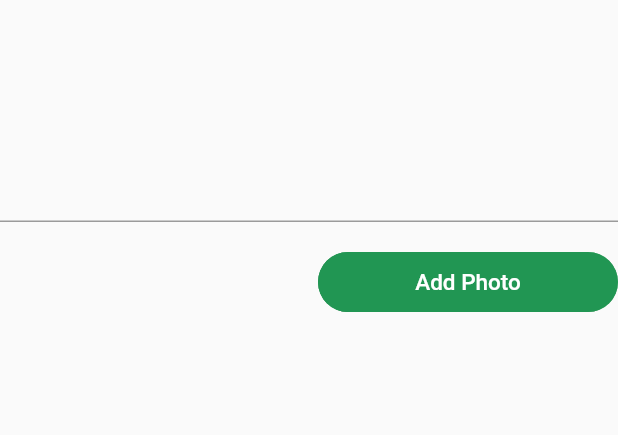
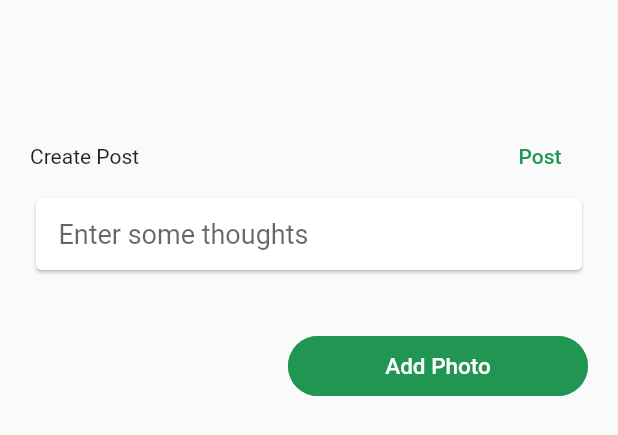
Before and after one commit to hiImDeni/Nomad, a Flutter app: the CreatePostPage widget shown alone on an empty page, opened directly, on a phone screen of 412 x 824 dp. Shown: the top 435 px of the screen. Run offline on Flutter 3.47's test engine with Material 2 defaults, Android fonts, the phone set to English and light mode, and no system bars; our stand-ins replace circular_profile_avatar, cloud_firestore, firebase_auth, firebase_core, firebase_database, firebase_storage and 5 more; accounts and stored records are empty; generated files the repository leaves out were written again.

Commit message:
add post + validation

```diff
--- /dev/null
+++ b/experience_exchange_app/lib/common/domain/repository/post-repository.dart
@@ -0,0 +1,11 @@
+import 'package:experience_exchange_app/common/domain/dtos/post/postdto.dart';
+import 'package:firebase_database/firebase_database.dart';
+
+class PostRepository {
+  var _dbReference = FirebaseDatabase.instance.reference();
+
+  save(PostDto post) async {
+    String postId =  _dbReference.child('/posts/').push().key;
+    return await _dbReference.child('/posts/$postId').set(post.toJson());
+  }
+}
--- a/experience_exchange_app/lib/common/helper.dart
+++ b/experience_exchange_app/lib/common/helper.dart
@@ -9,7 +9,7 @@ class Helper {
   static Future<String> uploadImage(File imageFile) async {
     Reference firebaseStorageRef = FirebaseStorage.instance.ref().child('/images').child(imageFile.path.split('/').last);
     TaskSnapshot snapshot = await firebaseStorageRef.putFile(imageFile);
-    return snapshot.ref.getDownloadURL();
+    return await snapshot.ref.getDownloadURL();
   }
 
   static Future<File> selectImage() async {
--- a/experience_exchange_app/lib/features/pages/create-post-page.dart
+++ b/experience_exchange_app/lib/features/pages/create-post-page.dart
@@ -1,9 +1,11 @@
 import 'dart:io';
 
+import 'package:experience_exchange_app/common/domain/dtos/post/postdto.dart';
 import 'package:experience_exchange_app/common/helper.dart';
 import 'package:experience_exchange_app/features/pages/sign-in-page.dart';
 import 'package:experience_exchange_app/features/widgets/alert.dart';
 import 'package:experience_exchange_app/features/widgets/main-button.dart';
+import 'package:experience_exchange_app/logic/services/post-service.dart';
 import 'package:experience_exchange_app/logic/services/user-service.dart';
 import 'package:firebase_storage/firebase_storage.dart';
 import 'package:flutter/cupertino.dart';
@@ -11,6 +13,8 @@ import 'package:flutter/material.dart';
 import 'package:image_cropper/image_cropper.dart';
 import 'package:image_picker/image_picker.dart';
 import 'package:provider/provider.dart';
+
+import '../scheme.dart';
 
 class CreatePostPage extends StatefulWidget {
   final String uid;
@@ -25,47 +29,70 @@ class CreatePostPage extends StatefulWidget {
 
 class CreatePostPageState extends State<CreatePostPage> {
   String uid;
-  UserService _userService;
   File _mediaFile;
   Image _currentImage;
+  String _text;
+  TextEditingController controller;
   // VideoElement _currentVideo;
+
+  UserService _userService;
+  PostService _postService;
 
   CreatePostPageState({this.uid});
 
   @override
   Widget build(BuildContext context) {
     _userService = Provider.of<UserService>(context);
+    _postService = Provider.of<PostService>(context);
+
     uid = _userService.currentUser.uid;
 
-    if (uid == null) {
+    if (_userService.currentUser == null) {
         Navigator.pushReplacement(context,
             MaterialPageRoute(
                 builder: (context) {
                   return SignInPage();
                 }));
     }
-    if (uid != _userService.currentUser.uid) {
-      Alert(context, "You don't have permission to create a post for user $uid}");
-      Navigator.pop(context);
-    }
+    uid = _userService.currentUser.uid;
+    controller = TextEditingController(text: _text);
 
-    return Container(
+    return Padding(padding: EdgeInsets.only(top: 80, left: 20, right: 20),
         child: Column(
           mainAxisAlignment: MainAxisAlignment.start,
           children: <Widget>[
-        Padding(padding: EdgeInsets.only(top: 100, left: 20, right: 20),),
-        TextField(
-          controller: TextEditingController(),
-          keyboardType: TextInputType.multiline,
-          maxLines: null,
-          // minLines: 1,
-          // decoration: InputDecoration(labelText: 'Enter some thoughts',),
-          style: TextStyle(fontSize: 18,),
+            Row(
+              children: <Widget>[
+                Title(color: Scheme.mainColor, child: Text('Create Post')),
+                Spacer(),
+                TextButton(onPressed: () async => _post(), child: Text('Post'))
+              ],
             ),
 
+            Card (child: TextField(
+              controller: controller,
+              onEditingComplete: () => setState(() {
+                _text = controller.text;
+              }),
+              keyboardType: TextInputType.multiline,
+              maxLines: 5,
+              minLines: 1,
+              decoration: InputDecoration(
+                hintText: 'Enter some thoughts',
+                focusedBorder: InputBorder.none,
+                enabledBorder: InputBorder.none,
+                errorBorder: InputBorder.none,
+                disabledBorder: InputBorder.none,
+                contentPadding: EdgeInsets.only(left: 15, bottom: 11, top: 11, right: 15),),
+
+              style: TextStyle(fontSize: 18,),
+            ),),
+
+            _currentImage != null ?
               ClipRect(
                   child: _currentImage
-        ),
+              ) : Padding(padding: EdgeInsets.only(bottom: 20)),
+
 
             Row(
               mainAxisAlignment: MainAxisAlignment.end,
@@ -74,13 +101,14 @@ class CreatePostPageState extends State<CreatePostPage> {
                 // MainButton(text: 'Add Video', action: _setVideo())
               ],
             )
-      ],),
+          ],
+        ),
     );
   }
 
   _setPhoto() async {
-    File selectedImage = await _selectImage();
-    _mediaFile = await _cropImage(selectedImage);
+    File selectedImage = await Helper.selectImage();
+    _mediaFile = await Helper.cropImage(selectedImage);
 
     setState(() {
       _currentImage = Image.file(_mediaFile);
@@ -89,22 +117,29 @@ class CreatePostPageState extends State<CreatePostPage> {
 
   _setVideo() {}
 
-  Future<String> _uploadImage() async {
-    Reference firebaseStorageRef = FirebaseStorage.instance.ref().child('/images').child(_mediaFile.path.split('/').last);
-    TaskSnapshot snapshot = await firebaseStorageRef.putFile(_mediaFile);
-    return snapshot.ref.getDownloadURL();
+  _post() async {
+    String mediaUrl = '';
+    if (_mediaFile != null) {
+      mediaUrl = await Helper.uploadImage(_mediaFile);
     }
 
-  Future<File> _selectImage() async {
-    final pickedFile = await ImagePicker().getImage(source: ImageSource.gallery);
-    return File(pickedFile.path);
+    if (mediaUrl != '' || controller.text != '') {
+      PostDto post = PostDto(uid, mediaUrl, controller.text, 0);
+      await _postService.createPost(post);
+      _showSnackBar(context, 'Post successfully created');
+    }
+    else {
+      _showAlertDialog(context, "You can't create an empty post");
+    }
   }
 
-  Future<File> _cropImage(File selectedImage) async {
-    return await ImageCropper.cropImage(
-      sourcePath: selectedImage.path,
-      maxWidth: 1080,
-      maxHeight: 1080,
-    );
+  _showSnackBar(BuildContext context, String text) {
+    ScaffoldMessenger.of(context).showSnackBar(SnackBar(
+      content: Text(text),
+    ));
+  }
+
+  _showAlertDialog(BuildContext context, String text) {
+    showDialog(context: context, builder: (_) => Alert(context, text));
   }
 }
--- a/experience_exchange_app/lib/features/pages/sign-in-page.dart
+++ b/experience_exchange_app/lib/features/pages/sign-in-page.dart
@@ -64,7 +64,7 @@ class SignInPageState extends State<SignInPage> {
                                 MainButton(text: "Sign In",
                                     action: () => _signIn(context)),
                                 GoogleSignInButton(
-                                  action: () => _googleSignIn(context),),
+                                  action: () async => _googleSignIn(context),),
 
                                 Row(
                                   mainAxisAlignment: MainAxisAlignment.center,
--- a/experience_exchange_app/lib/features/pages/sign-up-page.dart
+++ b/experience_exchange_app/lib/features/pages/sign-up-page.dart
@@ -56,12 +56,12 @@ class SignUpPageState extends State<SignUpPage> {
                                     color: Scheme.mainColor, fontSize: 30)),
                                 emailInput,
                                 passwordInput,
-                                MainButton(text: "Sign Up", action: () => _signUp(context)),
+                                MainButton(text: "Sign Up", action: () async => _signUp(context)),
                                 Container(
                                   margin: EdgeInsets.only(top: 20.0),
                                   child: Text("OR", style: TextStyle(fontSize: 18)),
                                 ),
-                                GoogleSignInButton(action: () => _googleSignIn(context)),
+                                GoogleSignInButton(action: () async => _googleSignIn(context)),
 
                                 Row(
                                   mainAxisAlignment: MainAxisAlignment.center,
--- /dev/null
+++ b/experience_exchange_app/lib/logic/services/post-service.dart
@@ -0,0 +1,11 @@
+import 'package:experience_exchange_app/common/domain/dtos/post/postdto.dart';
+import 'package:experience_exchange_app/common/domain/repository/post-repository.dart';
+import 'package:flutter/cupertino.dart';
+
+class PostService extends ChangeNotifier {
+  final PostRepository _postRepository = PostRepository();
+
+  createPost(PostDto post) async {
+    await _postRepository.save(post);
+  }
+}
--- a/experience_exchange_app/lib/logic/services/user-service.dart
+++ b/experience_exchange_app/lib/logic/services/user-service.dart
@@ -1,4 +1,3 @@
-import 'package:cloud_firestore/cloud_firestore.dart';
 import 'file:///E:/faculta/Licenta/bachelor-thesis/experience_exchange_app/lib/common/domain/dtos/user/userdto.dart';
 import 'package:experience_exchange_app/common/domain/repository/user_repository.dart';
 import 'package:firebase_auth/firebase_auth.dart';
```
Also changed, not shown: experience_exchange_app/lib/features/pages/template-page.dart (deleted, +0 -76 lines), experience_exchange_app/lib/main.dart (+11 -3 lines). Lines whose indentation alone changed are shown as unchanged.
